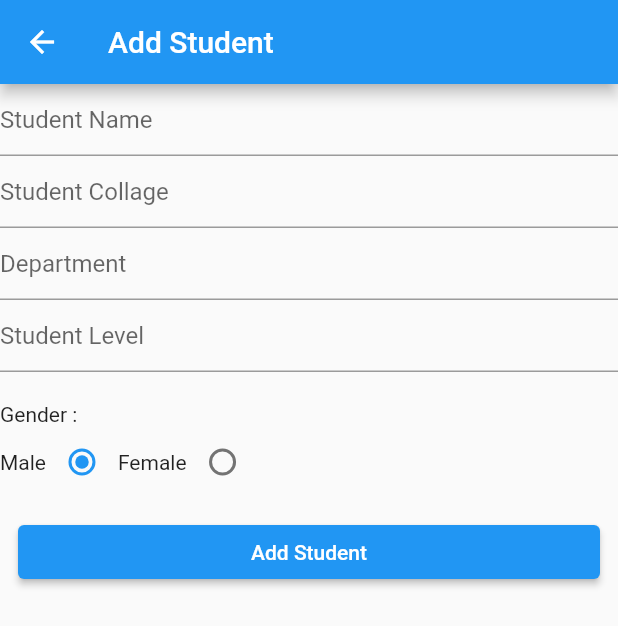
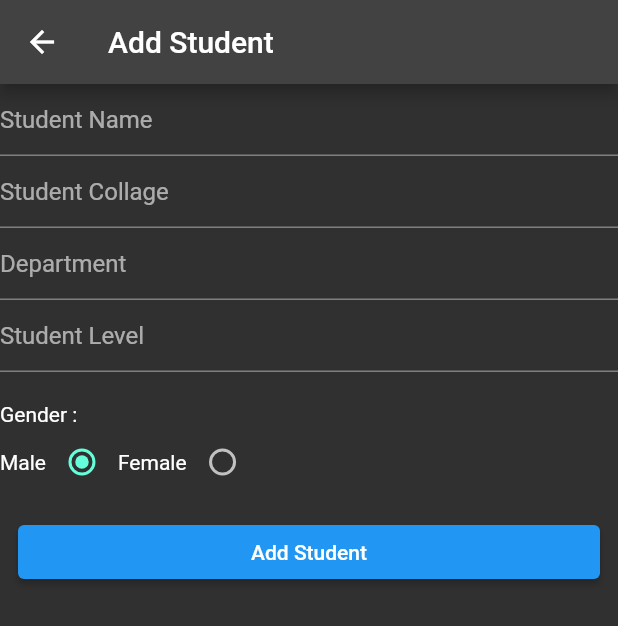
Before and after one commit to Mahfoud-Sa/students, a Flutter app: the screen it shows after launch, after a tap on the "dark mode" icon, after a tap on the "add" icon, on a phone screen of 412 x 824 dp. Shown: the top 626 px of the screen. Run offline on Flutter 3.47's test engine with Material 2 defaults, Android fonts, the phone set to English and light mode, and no system bars; our stand-ins replace shared_preferences, sqflite; accounts and stored records are empty.

Commit message:
add dark Mode

```diff
--- a/lib/main.dart
+++ b/lib/main.dart
@@ -2,16 +2,14 @@ import 'package:flutter/material.dart';
 import 'package:students/sqflite.dart';
 import 'package:students/add_student_screen.dart';
 import 'package:students/student_detailes.dart';
-import 'package:shared_preferences/shared_preferences.dart';
 import 'package:provider/provider.dart';
-import 'package:students/sqflite.dart';
 
 void main() {
-  runApp(Students());
+  runApp(const Students());
 }
 
 class Students extends StatefulWidget {
-  Students({super.key});
+  const Students({super.key});
 
   @override
   State<Students> createState() => _StudentsState();
@@ -19,15 +17,6 @@ class Students extends StatefulWidget {
 
 class _StudentsState extends State<Students> {
   //final SharedPreferences setting = await SharedPreferences().getInstance();
-  getSetting() async {
-    SharedPreferences setting = await SharedPreferences.getInstance();
-    return setting.getBool('darkMode');
-  }
-
-  saveSetting() async {
-    SharedPreferences setting = await SharedPreferences.getInstance();
-    return setting.setBool('darkMode', false);
-  }
 
   @override
   void initState() {
@@ -44,7 +33,7 @@ class _StudentsState extends State<Students> {
         return MaterialApp(
           debugShowCheckedModeBanner: false,
           title: 'Students List',
-          themeMode: provider.themeMode,
+          themeMode: provider.darkTheme ? ThemeMode.dark : ThemeMode.light,
           darkTheme: ThemeData.dark(),
           theme: ThemeData(
             primarySwatch: Colors.blue,
@@ -65,6 +54,10 @@ class HomePage extends StatefulWidget {
 
 class _HomePageState extends State<HomePage> {
   SqlDb sql = SqlDb();
+  AppProbider theme = AppProbider();
+  getTheme() async {
+    theme.darkTheme = await theme.darkThemePreference.getThene();
+  }
 
   late List students = [];
 
@@ -80,6 +73,7 @@ class _HomePageState extends State<HomePage> {
   void initState() {
     super.initState();
     getStudents();
+    getTheme();
   }
 
   @override
@@ -91,11 +85,11 @@ class _HomePageState extends State<HomePage> {
           actions: [
             IconButton(
                 onPressed: () {
-                  value.changeMode();
+                  value.darkTheme = !value.darkTheme;
                 },
-                icon: value.themeMode == ThemeMode.light
-                    ? Icon(Icons.light_mode)
-                    : Icon(Icons.dark_mode))
+                icon: value.darkTheme
+                    ? const Icon(Icons.light_mode)
+                    : const Icon(Icons.dark_mode))
           ],
         ),
         body: ListView.builder(
--- a/lib/sqflite.dart
+++ b/lib/sqflite.dart
@@ -3,6 +3,7 @@ import 'package:sqflite/sqflite.dart';
 import 'package:sqflite/sqflite.dart' as sql;
 import 'package:path/path.dart';
 import 'package:flutter/material.dart';
+import 'package:shared_preferences/shared_preferences.dart';
 
 class SqlDb {
   static Database? _db;
@@ -69,9 +70,26 @@ class SqlDb {
 }
 
 class AppProbider with ChangeNotifier {
-  var themeMode = ThemeMode.dark;
-  changeMode() {
-    themeMode = themeMode == ThemeMode.light ? ThemeMode.dark : ThemeMode.light;
+  DarkThemePreference darkThemePreference = DarkThemePreference();
+  bool _darkTheme = false;
+  bool get darkTheme => _darkTheme;
+
+  set darkTheme(bool value) {
+    _darkTheme = value;
+    darkThemePreference.setDarkTheme(value);
     notifyListeners();
   }
 }
+
+class DarkThemePreference {
+  static const THEME_STATE = "THEMESTATE";
+  setDarkTheme(bool value) async {
+    SharedPreferences prefs = await SharedPreferences.getInstance();
+    prefs.setBool(THEME_STATE, value);
+  }
+
+  Future<bool> getThene() async {
+    SharedPreferences prefs = await SharedPreferences.getInstance();
+    return prefs.getBool(THEME_STATE) ?? false;
+  }
+}
```
